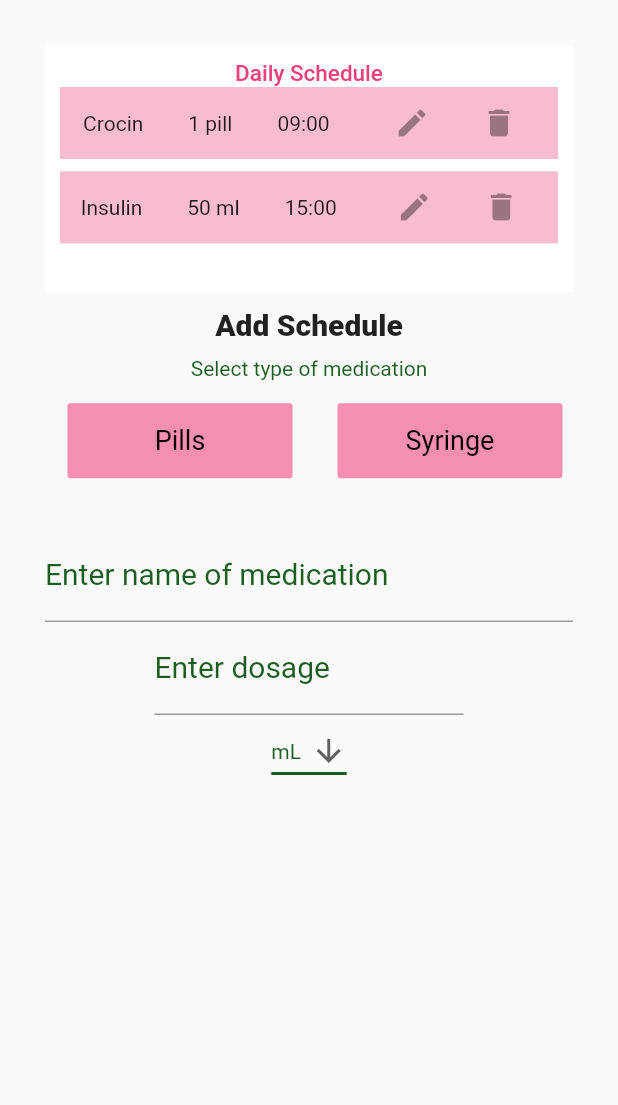
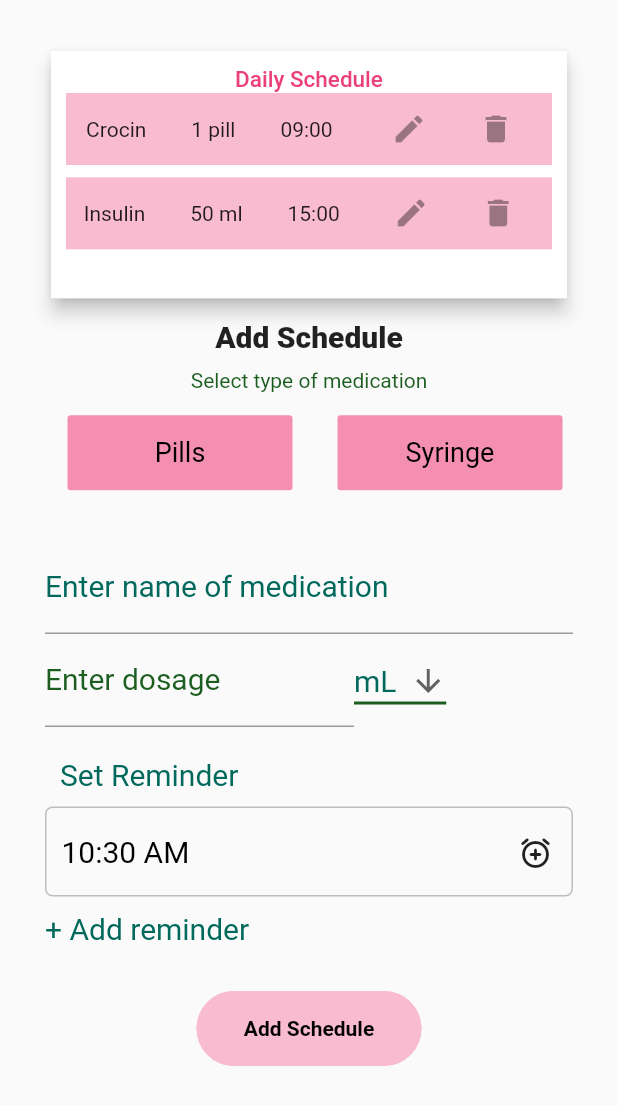
Before and after one commit to Atul-Acharya-17/Glucosis, a Flutter app: the MedicationBody widget shown alone on an empty page, opened directly, on a phone screen of 412 x 824 dp. Shown: the top 1105 px of the screen. Run offline on Flutter 3.47's test engine with Material 2 defaults, Android fonts, the phone set to English and light mode, and no system bars; our stand-ins replace carousel_slider, contained_tab_bar_view, syncfusion_flutter_gauges; missing offline and left inert: customtogglebuttons.

Commit message:
medication page added

```diff
--- a/lib/view/Medication.dart
+++ b/lib/view/Medication.dart
@@ -89,12 +89,14 @@ class MedicationBodyState extends State<MedicationBody> {
     final double miniFontSize = normalFontSize - 5;
 
     return SingleChildScrollView(
-      child: Center(
+      child: Container(
         child: Padding(
           padding: const EdgeInsets.all(30.0),
           child: Column(
             children: [
-              Container(
+              Card(
+                elevation: 5,
+                child: Container(
                     height: MediaQuery.of(context).size.height * 0.20,
                     width: MediaQuery.of(context).size.width * 0.95,
                     padding: EdgeInsets.all(10),
@@ -120,7 +122,8 @@ class MedicationBodyState extends State<MedicationBody> {
                             Container(
                               color: Colors.pink[100],
                               child: Row(
-                              mainAxisAlignment: MainAxisAlignment.spaceAround,
+                                mainAxisAlignment:
+                                    MainAxisAlignment.spaceAround,
                                 children: [
                                   Column(children: <Widget>[
                                     Row(
@@ -162,7 +165,8 @@ class MedicationBodyState extends State<MedicationBody> {
                             Container(
                               color: Colors.pink[100],
                               child: Row(
-                              mainAxisAlignment: MainAxisAlignment.spaceAround,
+                                mainAxisAlignment:
+                                    MainAxisAlignment.spaceAround,
                                 children: [
                                   Column(children: <Widget>[
                                     Row(
@@ -193,7 +197,7 @@ class MedicationBodyState extends State<MedicationBody> {
                                       IconButton(
                                           onPressed: null,
                                           icon: Icon(Icons.delete))
-                                  ])
+                                    ]),
                                   ]),
                                 ],
                               ),
@@ -202,7 +206,34 @@ class MedicationBodyState extends State<MedicationBody> {
                         ),
                       ),
                     ])),
-              MyCustomForm()
+              ),
+              MyCustomForm(),
+              // TextField(
+              //   decoration: new InputDecoration(
+              //       labelText: 'Set reminder timing',
+              //       labelStyle: TextStyle(
+              //         color: Colors.teal.shade800,
+              //         fontSize: 20,
+              //       )),
+              // ),
+              SizedBox(height: 30),
+              SizedBox(
+                width: 150,
+                height: 50,
+                child: RaisedButton(
+                  child: Text('Add Schedule',
+                      style: TextStyle(
+                        color: Colors.black,
+                        fontWeight: FontWeight.bold,
+                      )),
+                  onPressed: null,
+                  disabledColor: Colors.pink[100],
+                  shape: RoundedRectangleBorder(
+                    borderRadius: BorderRadius.circular(25.0),
+                    side: BorderSide(color: Colors.pink[100]),
+                  ),
+                ),
+              )
             ],
           ),
         ),
@@ -231,10 +262,24 @@ class MyCustomFormState extends State<MyCustomForm> {
   // not a GlobalKey<MyCustomFormState>.
   final _formKey = GlobalKey<FormState>();
   String dropdownValue = 'mL';
+  TimeOfDay _time = TimeOfDay.now();
+
+  void _selectTime(BuildContext context) async {
+    final TimeOfDay newTime = await showTimePicker(
+      context: context,
+      initialTime: _time,
+    );
+    if (newTime != null) {
+      setState(() {
+        _time = newTime;
+      });
+    }
+  }
 
   @override
   Widget build(BuildContext context) {
     // Build a Form widget using the _formKey created above.
+
     return Form(
       key: _formKey,
       child: Column(
@@ -260,7 +305,7 @@ class MyCustomFormState extends State<MyCustomForm> {
             decoration: new InputDecoration(
                 labelText: "Enter name of medication",
                 labelStyle: TextStyle(
-                  color: Colors.green[900],
+                  color: Colors.teal.shade800,
                   fontSize: 20,
                 )),
             validator: (value) {
@@ -270,10 +315,11 @@ class MyCustomFormState extends State<MyCustomForm> {
               return null;
             },
           ),
-          Column(
+          Container(
+            child: Row(
               children: [
                 Container(
-                alignment: Alignment.centerLeft,
+                  alignment: Alignment.bottomLeft,
                   width: MediaQuery.of(context).size.width * 0.5,
                   child: TextFormField(
                     // The validator receives the text that the user has entered.
@@ -296,12 +342,13 @@ class MyCustomFormState extends State<MyCustomForm> {
                     },
                   ),
                 ),
-              DropdownButton<String>(
+                Container(
+                  child: DropdownButton<String>(
                     value: dropdownValue,
                     icon: Icon(Icons.arrow_downward),
                     iconSize: 24,
                     elevation: 16,
-                style: TextStyle(color: Colors.green[900]),
+                    style: TextStyle(color: Colors.teal.shade800),
                     underline: Container(
                       height: 2,
                       color: Colors.green[900],
@@ -315,11 +362,57 @@ class MyCustomFormState extends State<MyCustomForm> {
                         .map<DropdownMenuItem<String>>((String value) {
                       return DropdownMenuItem<String>(
                         value: value,
-                    child: Text(value),
+                        child: Text(
+                          value,
+                          style: TextStyle(fontSize: 20),
+                        ),
                       );
                     }).toList(),
                   ),
+                ),
               ],
+            ),
+          ),
+          SizedBox(
+            width: 700,
+            child: Container(
+                child: Padding(
+                    padding: EdgeInsets.only(top: 20, left: 10),
+                    child: Text(
+                      'Set Reminder',
+                      style:
+                          TextStyle(fontSize: 20, color: Colors.teal.shade800),
+                    ))),
+          ),
+          SizedBox(
+            width: 500,
+            child: Container(
+                margin: EdgeInsets.only(bottom: 10, top: 10),
+                padding: EdgeInsets.only(left: 10, bottom: 10, top: 10),
+                width: MediaQuery.of(context).size.width * 0.40,
+                height: 60,
+                decoration: BoxDecoration(
+                    border: Border.all(color: Colors.grey[400]),
+                    borderRadius: BorderRadius.circular(5.0)),
+                child: Row(
+                    mainAxisAlignment: MainAxisAlignment.spaceBetween,
+                    children: [
+                      Text("${_time.format(context)}",
+                          style: TextStyle(fontSize: 20, color: Colors.black)),
+                      IconButton(
+                          icon: Icon(Icons.alarm_add_rounded),
+                          onPressed: () => _selectTime(context))
+                    ])),
+          ),
+          SizedBox(
+            width: 500,
+            child: Text(
+              '+ Add reminder',
+              style: TextStyle(
+                fontSize: 20,
+                color: Colors.teal.shade800,
+              ),
+            ),
           ),
         ],
       ),
```
Lines whose indentation alone changed are shown as unchanged.
